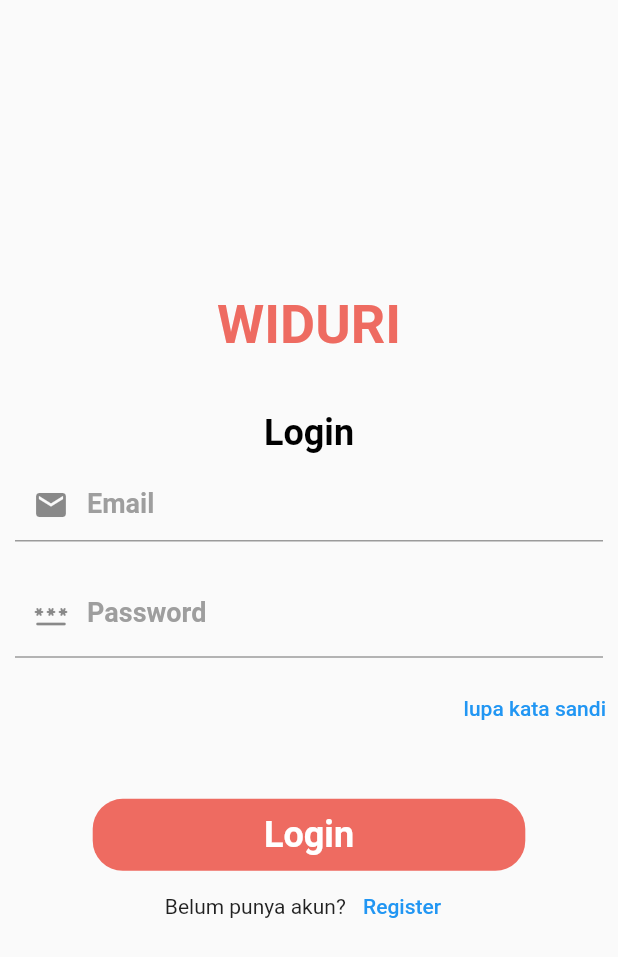
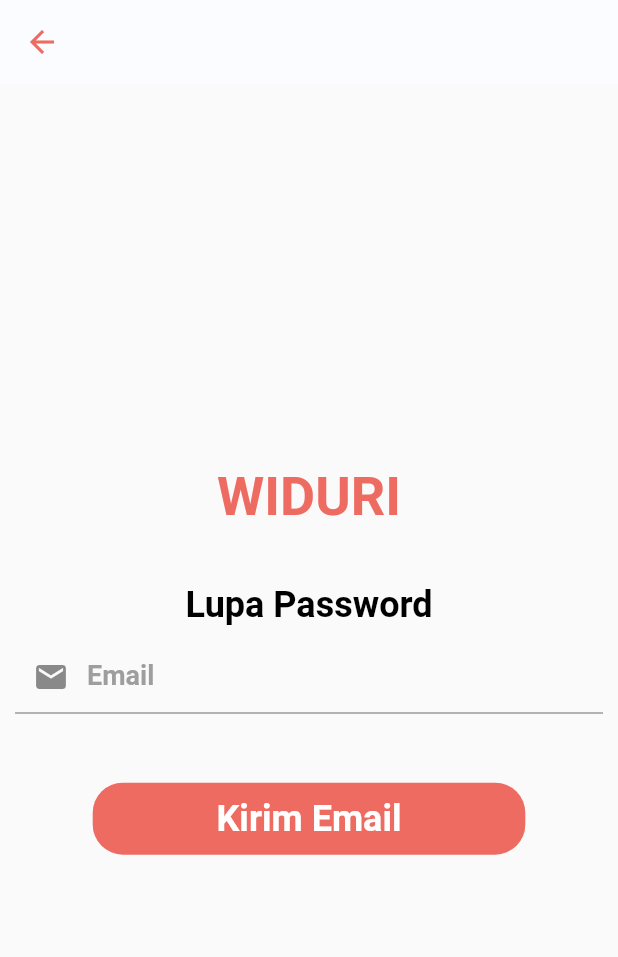
Before and after one commit to lamkhil/widuri, a Flutter app: the screen it shows after launch, after a tap on "lupa kata sandi", on a phone screen of 412 x 824 dp. Shown: the top 957 px of the screen. Run offline on Flutter 3.47's test engine with Material 2 defaults, Android fonts, the phone set to English and light mode, and no system bars; our stand-ins replace firebase_auth, firebase_core, fl_chart, flutter_spinkit, flutter_svg, get and 2 more; missing offline and left inert: translator; accounts and stored records are empty; network calls fail.

```diff
--- a/lib/main.dart
+++ b/lib/main.dart
@@ -1,13 +1,17 @@
+import 'package:firebase_core/firebase_core.dart';
 import 'package:flutter/material.dart';
 import 'package:get/get.dart';
 import 'package:widuri/colors.dart';
 import 'package:widuri/views/login.dart';
+import 'package:widuri/views/lupa.dart';
 import 'package:widuri/views/navbar.dart';
 import 'package:widuri/views/register.dart';
 import 'package:widuri/views/splashscreen.dart';
 import 'package:widuri/views/verifikasi_email.dart';
 
-void main() {
+void main() async {
+  WidgetsFlutterBinding.ensureInitialized();
+  await Firebase.initializeApp();
   runApp(MyApp());
 }
 
@@ -26,10 +30,10 @@ class MyApp extends StatelessWidget {
             page: () => Login(),
             transition: Transition.fadeIn,
             transitionDuration: Duration(milliseconds: 500)),
+        GetPage(name: '/lupa', page: () => LupaPassword()),
         GetPage(name: '/register', page: () => Register()),
         GetPage(name: '/main', page: () => NavBar('rudy')),
         GetPage(name: '/verif', page: () => VerifikasiEmail()),
-        GetPage(name: '/lupapassword', page: () => VerifikasiEmail()),
       ],
     );
   }
--- a/lib/views/login.dart
+++ b/lib/views/login.dart
@@ -1,11 +1,7 @@
 import 'package:flutter/material.dart';
 import 'package:get/get.dart';
 import 'package:widuri/colors.dart';
-import 'package:widuri/model/m_user.dart';
-import 'package:widuri/views/navbar.dart';
-import 'package:widuri/views/register.dart';
-
-import 'home.dart';
+import 'package:widuri/controller/c_user.dart';
 
 class Login extends StatefulWidget {
   const Login({Key? key}) : super(key: key);
@@ -80,12 +76,14 @@ class _LoginState extends State<Login> {
               alignment: Alignment.centerRight,
               child: TextButton(
                   onPressed: () {
-                    Get.toNamed('/lupa_password');
+                    Get.toNamed("/lupa");
                   },
                   child: Text("lupa kata sandi"))),
           SizedBox(height: 36),
           MaterialButton(
-              onPressed: () async {},
+              onPressed: () {
+                C_User.loginUser(context, _email.text, _password.text);
+              },
               child: Container(
                 alignment: Alignment.center,
                 padding: EdgeInsets.all(10),
--- /dev/null
+++ b/lib/views/lupa.dart
@@ -0,0 +1,86 @@
+import 'package:flutter/material.dart';
+import 'package:get/get.dart';
+import 'package:widuri/controller/c_user.dart';
+
+import '../colors.dart';
+
+class LupaPassword extends StatefulWidget {
+  const LupaPassword({Key? key}) : super(key: key);
+
+  @override
+  _LupaPasswordState createState() => _LupaPasswordState();
+}
+
+class _LupaPasswordState extends State<LupaPassword> {
+  var _email = TextEditingController();
+  @override
+  Widget build(BuildContext context) {
+    var h = MediaQuery.of(context).size.height;
+    var w = MediaQuery.of(context).size.width;
+    return Scaffold(
+        appBar: AppBar(
+          backgroundColor: backgroundColor,
+          elevation: 0,
+          iconTheme: IconThemeData(color: primaryColor),
+        ),
+        body: Container(
+          height: h,
+          width: w,
+          child: Column(
+            mainAxisAlignment: MainAxisAlignment.center,
+            children: [
+              Text(
+                'WIDURI',
+                style: TextStyle(
+                    fontWeight: FontWeight.bold,
+                    color: primaryColor,
+                    fontSize: 36),
+              ),
+              SizedBox(height: 37),
+              Text(
+                'Lupa Password',
+                style: TextStyle(
+                    fontSize: 24,
+                    fontWeight: FontWeight.bold,
+                    color: Colors.black),
+              ),
+              Container(
+                margin: EdgeInsets.all(10),
+                child: TextFormField(
+                  controller: _email,
+                  decoration: InputDecoration(
+                    contentPadding: EdgeInsets.all(6),
+                    labelText: 'Email',
+                    prefixIcon: Icon(Icons.email),
+                    labelStyle: TextStyle(
+                        fontWeight: FontWeight.bold,
+                        fontSize: 18,
+                        color: Colors.grey),
+                  ),
+                ),
+              ),
+              SizedBox(height: 36),
+              MaterialButton(
+                  onPressed: () {
+                    C_User.lupaPassword(context, _email.text);
+                  },
+                  child: Container(
+                    alignment: Alignment.center,
+                    padding: EdgeInsets.all(10),
+                    width: w * 0.7,
+                    decoration: BoxDecoration(
+                        color: primaryColor,
+                        borderRadius: BorderRadius.all(Radius.circular(20))),
+                    child: Text(
+                      'Kirim Email',
+                      style: TextStyle(
+                          fontSize: 24,
+                          fontWeight: FontWeight.bold,
+                          color: Colors.white),
+                    ),
+                  )),
+            ],
+          ),
+        ));
+  }
+}
--- a/lib/views/splashscreen.dart
+++ b/lib/views/splashscreen.dart
@@ -1,4 +1,5 @@
 import 'dart:async';
+import 'package:firebase_core/firebase_core.dart';
 import 'package:flutter/material.dart';
 import 'package:get/get.dart';
 import 'package:get_storage/get_storage.dart';
@@ -27,10 +28,11 @@ class _SplashScreenState extends State<SplashScreen> {
 
   void navigatePage() async {
     var user = storage.read('user');
+    print(user);
     if (user == null) {
       Get.offNamed('/login');
     } else {
-      Get.offNamed('/navbar');
+      Get.offNamed('/main');
     }
   }
 
--- a/pubspec.yaml
+++ b/pubspec.yaml
@@ -39,6 +39,7 @@ dependencies:
   cloud_firestore: ^2.4.0
   flutter_spinkit: ^5.0.0
   flutter_svg: ^0.22.0
+  translator: ^0.1.7
 
 dev_dependencies:
   change_app_package_name: ^1.0.0
```
Also changed, not shown: lib/controller/c_user.dart (+47 -10 lines), lib/model/m_user.dart (+32 -4 lines), lib/views/home.dart (+5 -3 lines), lib/views/register.dart (+11 -2 lines), pubspec.lock.
